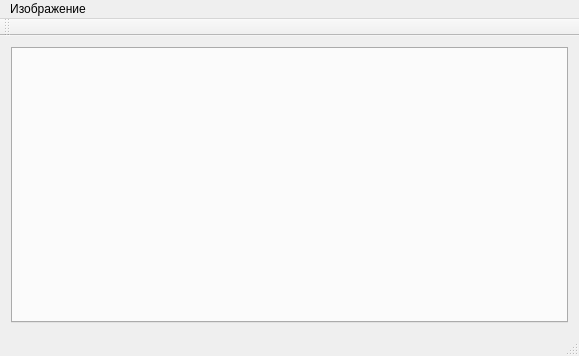
swstwix/Hyst, file mainwindow.ui: the form before one commit.
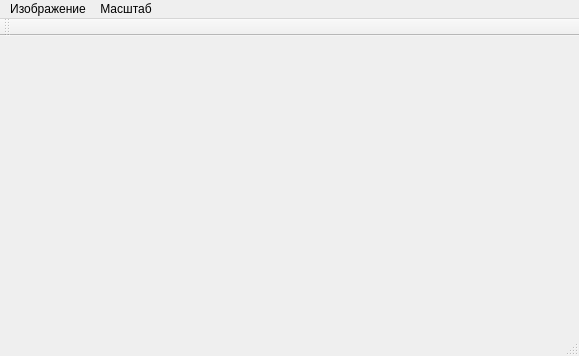
The form after the commit.

```diff
--- a/mainwindow.ui
+++ b/mainwindow.ui
@@ -14,11 +14,7 @@
    <string>MainWindow</string>
   </property>
   <widget class="QWidget" name="centralWidget">
-   <layout class="QHBoxLayout" name="horizontalLayout">
-    <item>
-     <widget class="QTabWidget" name="tabWidget"/>
-    </item>
-   </layout>
+   <layout class="QHBoxLayout" name="horizontalLayout"/>
   </widget>
   <widget class="QMenuBar" name="menuBar">
    <property name="geometry">
@@ -34,8 +30,18 @@
      <string>Изображение</string>
     </property>
     <addaction name="OpenAction"/>
+    <addaction name="separator"/>
+    <addaction name="ExitAction"/>
+   </widget>
+   <widget class="QMenu" name="menu_2">
+    <property name="title">
+     <string>Масштаб</string>
+    </property>
+    <addaction name="ZoomInAction"/>
+    <addaction name="ZoomOutAction"/>
    </widget>
    <addaction name="menu"/>
+   <addaction name="menu_2"/>
   </widget>
   <widget class="QToolBar" name="mainToolBar">
    <attribute name="toolBarArea">
```
Left out of the diff: 34 changed lines with no effect on the pictures.
